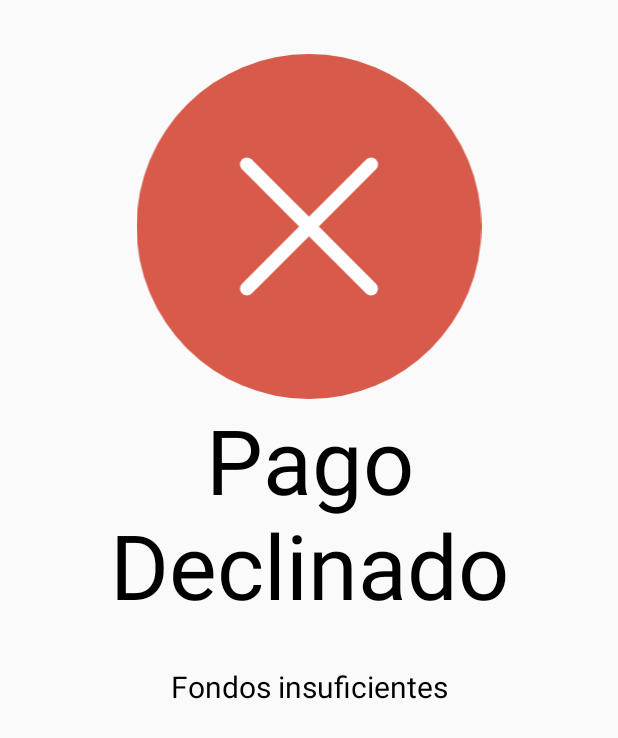
After one commit to icaboalo/POS, an Android app: the CompletitionActivity screen opened directly, with no data from a screen before it, on a phone screen of 412 x 824 dp. The commit adds this screen. Shown: the top 738 px of the screen. Run offline under Robolectric (Android 15) with nearby library versions, the phone set to English and light mode, and no system bars.

Commit message:
added completition screen

```diff
--- a/app/build.gradle
+++ b/app/build.gradle
@@ -24,10 +24,12 @@ android {
 
 dependencies {
     implementation fileTree(include: ['*.jar'], dir: 'libs')
-    implementation "org.jetbrains.kotlin:kotlin-stdlib-jre7:$kotlin_version"
+    implementation "org.jetbrains.kotlin:kotlin-stdlib-jdk7:$kotlin_version"
     implementation 'com.android.support:appcompat-v7:28.0.0-rc02'
     implementation 'com.android.support.constraint:constraint-layout:1.1.3'
     implementation 'com.google.firebase:firebase-core:16.0.3'
+    implementation 'com.fxn769:numpad:1.0'
+
 
     implementation 'com.google.firebase:firebase-database:16.0.1'
     testImplementation 'junit:junit:4.12'
--- a/app/src/main/AndroidManifest.xml
+++ b/app/src/main/AndroidManifest.xml
@@ -16,7 +16,8 @@
                 <category android:name="android.intent.category.LAUNCHER" />
             </intent-filter>
         </activity>
-        <activity android:name=".ChargeActivity"></activity>
+        <activity android:name=".ChargeActivity" />
+        <activity android:name=".CompletitionActivity"></activity>
     </application>
 
 </manifest>
--- /dev/null
+++ b/app/src/main/java/com/icaboalo/pos/CompletitionActivity.kt
@@ -0,0 +1,23 @@
+package com.icaboalo.pos
+
+import android.os.Bundle
+import android.support.v7.app.AppCompatActivity
+import kotlinx.android.synthetic.main.activity_completition.*
+
+class CompletitionActivity : AppCompatActivity() {
+
+    override fun onCreate(savedInstanceState: Bundle?) {
+        super.onCreate(savedInstanceState)
+        setContentView(R.layout.activity_completition)
+        if (intent.getBooleanExtra("success", false)) {
+            image_view.setImageResource(R.drawable.success)
+            tv_status.text = "Pago Aprovado"
+            tv_amount.text = "Monto: ${intent.getStringExtra("amount")}"
+        } else {
+            tv_amount.text = ""
+            tv_status.text = "Pago Declinado"
+            image_view.setImageResource(R.drawable.fail)
+            tv_authorization.text = "Fondos insuficientes"
+        }
+    }
+}
--- /dev/null
+++ b/app/src/main/res/drawable/fail.xml
@@ -0,0 +1,10 @@
+<vector android:height="24dp" android:viewportHeight="50"
+    android:viewportWidth="50" android:width="24dp" xmlns:android="http://schemas.android.com/apk/res/android">
+    <path android:fillColor="#D75A4A" android:pathData="M25,25m-25,0a25,25 0,1 1,50 0a25,25 0,1 1,-50 0"/>
+    <path android:fillColor="#00000000"
+        android:pathData="M16,34l9,-9l9,-9"
+        android:strokeColor="#FFFFFF" android:strokeLineCap="round" android:strokeWidth="2"/>
+    <path android:fillColor="#00000000"
+        android:pathData="M16,16l9,9l9,9" android:strokeColor="#FFFFFF"
+        android:strokeLineCap="round" android:strokeWidth="2"/>
+</vector>
--- /dev/null
+++ b/app/src/main/res/layout/activity_completition.xml
@@ -0,0 +1,50 @@
+<?xml version="1.0" encoding="utf-8"?>
+<LinearLayout xmlns:android="http://schemas.android.com/apk/res/android"
+    xmlns:app="http://schemas.android.com/apk/res-auto"
+    xmlns:tools="http://schemas.android.com/tools"
+    android:layout_width="match_parent"
+    android:layout_height="match_parent"
+    android:orientation="vertical"
+    tools:context=".CompletitionActivity">
+
+
+    <ImageView
+        android:layout_marginTop="36dp"
+        android:src="@drawable/success"
+        android:id="@+id/image_view"
+        android:layout_width="match_parent"
+        android:layout_height="230dp" />
+
+    <TextView
+        android:id="@+id/tv_status"
+        android:textColor="#000"
+        android:textSize="60sp"
+        android:text="Pago Aprobado"
+        android:gravity="center"
+        android:textAlignment="center"
+        android:layout_width="match_parent"
+        android:layout_height="wrap_content" />
+
+    <TextView
+        android:id="@+id/tv_amount"
+        android:gravity="center"
+        android:textAlignment="center"
+        android:textColor="#000"
+        android:textSize="20sp"
+        android:text="Monto: $50.00"
+        android:layout_width="match_parent"
+        android:layout_height="wrap_content" />
+
+    <TextView
+        android:id="@+id/tv_authorization"
+        android:gravity="center"
+        android:textAlignment="center"
+        android:textColor="#000"
+        android:textSize="20sp"
+        android:text="Autorización: AHDJV\63A)"
+        android:layout_width="match_parent"
+        android:layout_height="wrap_content" />
+
+
+
+</LinearLayout>
--- a/build.gradle
+++ b/build.gradle
@@ -7,7 +7,7 @@ buildscript {
         jcenter()
     }
     dependencies {
-        classpath 'com.android.tools.build:gradle:3.1.3'
+        classpath 'com.android.tools.build:gradle:3.1.4'
         classpath "org.jetbrains.kotlin:kotlin-gradle-plugin:$kotlin_version"
 
         // NOTE: Do not place your application dependencies here; they belong
```
Also changed, not shown: app/src/main/java/com/icaboalo/pos/ChargeActivity.kt (+7 -1 lines), app/src/main/java/com/icaboalo/pos/MainActivity.kt (+14 -6 lines), app/src/main/res/layout/activity_charge.xml (+6 -2 lines), app/src/main/res/layout/activity_main.xml (+28 -12 lines), app/src/main/res/drawable/success.png (added).
